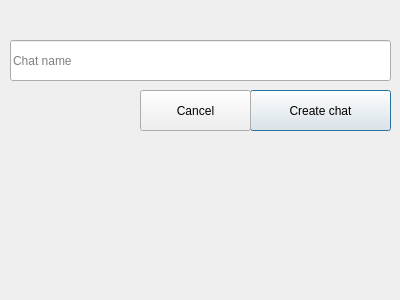
The window that createchat.ui (Knigan/Qt-Messenger) describes before a commit, drawn with Qt 5.
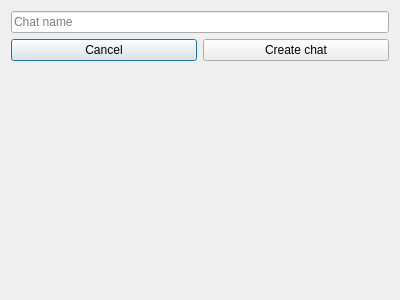
The same window after the commit.

What changed in the file:
```diff
--- a/createchat.ui
+++ b/createchat.ui
@@ -13,58 +13,36 @@
   <property name="windowTitle">
    <string>Dialog</string>
   </property>
+  <layout class="QGridLayout" name="gridLayout">
+   <item row="0" column="0" colspan="2">
   <widget class="QLineEdit" name="ChatNameLineEdit">
-   <property name="geometry">
-    <rect>
-     <x>10</x>
-     <y>40</y>
-     <width>381</width>
-     <height>41</height>
-    </rect>
-   </property>
    <property name="placeholderText">
     <string>Chat name</string>
    </property>
   </widget>
-  <widget class="QPushButton" name="CreateChatButton">
-   <property name="geometry">
-    <rect>
-     <x>250</x>
-     <y>90</y>
-     <width>141</width>
-     <height>41</height>
-    </rect>
-   </property>
-   <property name="text">
-    <string>Create chat</string>
-   </property>
-  </widget>
+   </item>
+   <item row="1" column="0">
   <widget class="QPushButton" name="CancelButton">
-   <property name="geometry">
-    <rect>
-     <x>140</x>
-     <y>90</y>
-     <width>111</width>
-     <height>41</height>
-    </rect>
-   </property>
    <property name="text">
     <string>Cancel</string>
    </property>
   </widget>
+   </item>
+   <item row="1" column="1">
+    <widget class="QPushButton" name="CreateChatButton">
+     <property name="text">
+      <string>Create chat</string>
+     </property>
+    </widget>
+   </item>
+   <item row="2" column="0" colspan="2">
   <widget class="QLabel" name="ErrorLabel">
-   <property name="geometry">
-    <rect>
-     <x>10</x>
-     <y>140</y>
-     <width>381</width>
-     <height>41</height>
-    </rect>
-   </property>
    <property name="text">
     <string/>
    </property>
   </widget>
+   </item>
+  </layout>
  </widget>
  <resources/>
  <connections/>
```
Lines whose indentation alone changed are shown as unchanged.
